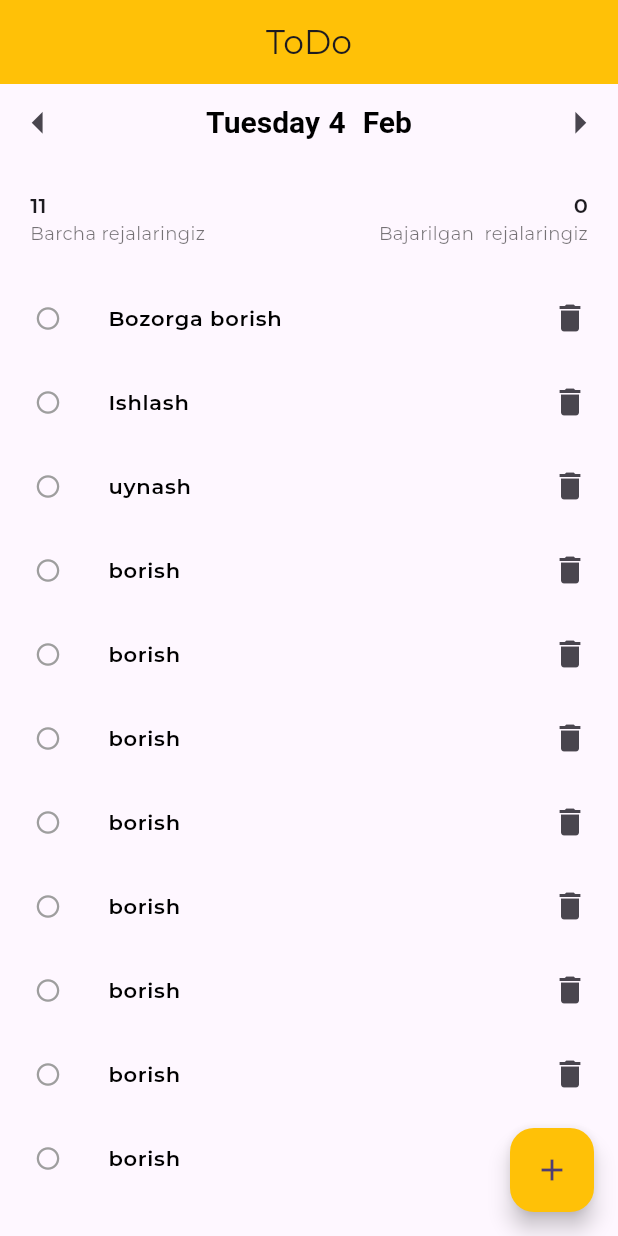
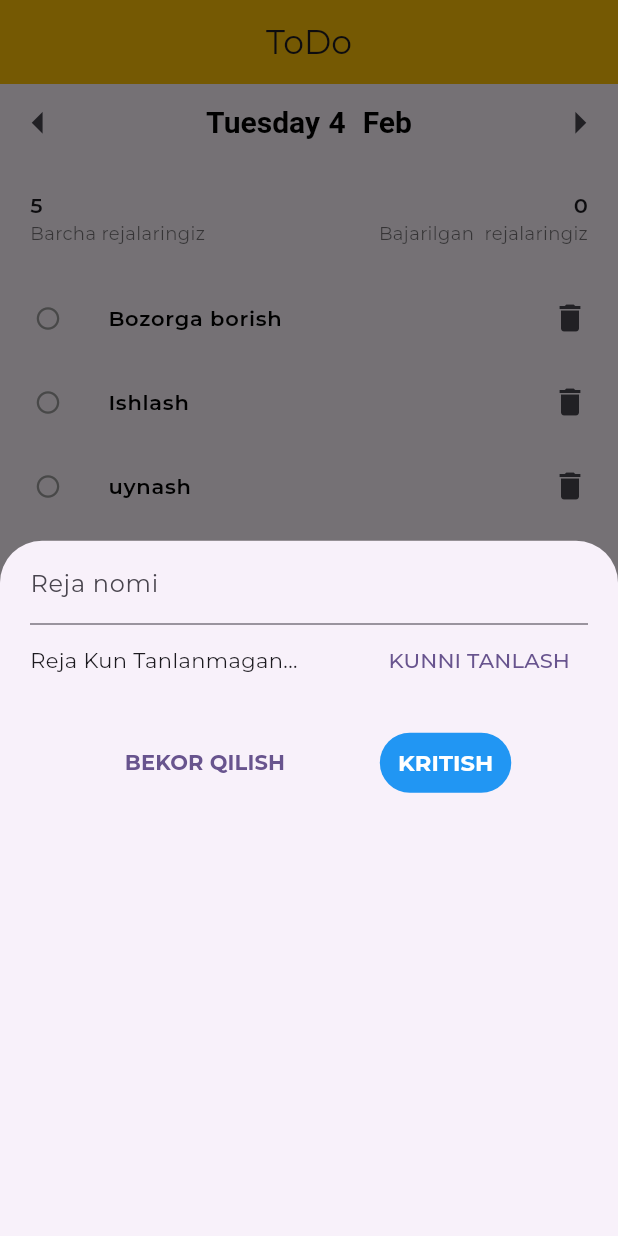
Before and after one commit to murodovjavlon1/ToDo, a Flutter app: the screen it shows after launch, after a tap on the "add" icon, on a phone screen of 412 x 824 dp. Run offline on Flutter 3.47's test engine with Material 3 defaults, Android fonts, the phone set to English and light mode, and no system bars; our stand-ins replace google_fonts.

```diff
--- a/lib/home/rejalar.dart
+++ b/lib/home/rejalar.dart
@@ -63,9 +63,69 @@ class _RejalarState extends State<Rejalar> {
     });
   }
 
+  void _rejaQushishEkraniniOchish(BuildContext context) {
+    showModalBottomSheet(
+      context: context,
+      builder: (context) {
+        return Container(
+          padding: EdgeInsets.symmetric(horizontal: 20),
+          width: double.infinity,
+          child: Column(
+            children: <Widget>[
+              TextField(
+                decoration: InputDecoration(
+                  labelText: "Reja nomi",
+                ),
+              ),
+              Row(
+                mainAxisAlignment: MainAxisAlignment.spaceBetween,
+                children: <Widget>[
+                  Text("Reja Kun Tanlanmagan..."),
+                  TextButton(
+                    onPressed: () {},
+                    child: Text("KUNNI TANLASH"),
+                  )
+                ],
+              ),
+              SizedBox(
+                height: 20,
+              ),
+              Row(
+                mainAxisAlignment: MainAxisAlignment.spaceEvenly,
+                children: <Widget>[
+                  TextButton(
+                    onPressed: () {
+                      Navigator.pop(context);
+                    },
+                    child: Text(
+                      "BEKOR QILISH",
+                      style: TextStyle(fontWeight: FontWeight.bold),
+                    ),
+                  ),
+                  TextButton(
+                    onPressed: () {},
+                    child: Text(
+                      "KRITISH",
+                      style: TextStyle(
+                          color: Colors.white,
+                          fontSize: 15,
+                          fontWeight: FontWeight.bold),
+                    ),
+                    style: TextButton.styleFrom(
+                      backgroundColor: Colors.blue,
+                    ),
+                  ),
+                ],
+              )
+            ],
+          ),
+        );
+      },
+    );
+  }
+
   @override
   Widget build(BuildContext context) {
-    print(_rejalar.length);
     return Scaffold(
       appBar: AppBar(
         title: const Text("ToDo"),
@@ -75,7 +135,9 @@ class _RejalarState extends State<Rejalar> {
       floatingActionButton: FloatingActionButton(
         backgroundColor: Colors.amber,
         child: const Icon(Icons.add),
-        onPressed: () {},
+        onPressed: () {
+          _rejaQushishEkraniniOchish(context);
+        },
       ),
       body: Column(
         children: <Widget>[
--- a/lib/home/sana.dart
+++ b/lib/home/sana.dart
@@ -78,7 +78,6 @@ class Two extends StatelessWidget {
 
   @override
   Widget build(BuildContext context) {
-    print(rejalar);
     return Padding(
       padding: EdgeInsets.all(20),
       child: Row(
@@ -89,9 +88,9 @@ class Two extends StatelessWidget {
             children: <Widget>[
               Text(
                 "${rejalar.length}",
-                style: TextStyle(fontWeight: FontWeight.w600),
+                style: const TextStyle(fontWeight: FontWeight.w600),
               ),
-              Text(
+              const Text(
                 "Barcha rejalaringiz",
                 style: TextStyle(fontSize: 12, color: Colors.black54),
               ),
@@ -104,7 +103,7 @@ class Two extends StatelessWidget {
                 "${rejalar.where((reja) => reja.bajarildi).length}",
                 style: TextStyle(fontWeight: FontWeight.w600),
               ),
-              Text(
+              const Text(
                 "Bajarilgan  rejalaringiz",
                 style: TextStyle(fontSize: 12, color: Colors.black54),
               ),
--- a/lib/models/reja_model.dart
+++ b/lib/models/reja_model.dart
@@ -23,12 +23,7 @@ class RejalarR {
     RejaModel(nomi: "uynash  ", kuni: DateTime.now(), id: "n3"),
     RejaModel(nomi: "borish  ", kuni: DateTime.now(), id: "n4"),
     RejaModel(nomi: "borish  ", kuni: DateTime.now(), id: "n5"),
-    RejaModel(nomi: "borish  ", kuni: DateTime.now(), id: "n6"),
-    RejaModel(nomi: "borish  ", kuni: DateTime.now(), id: "n7"),
-    RejaModel(nomi: "borish  ", kuni: DateTime.now(), id: "n8"),
-    RejaModel(nomi: "borish  ", kuni: DateTime.now(), id: "n9"),
-    RejaModel(nomi: "borish  ", kuni: DateTime.now(), id: "n10"),
-    RejaModel(nomi: "borish  ", kuni: DateTime.now(), id: "n11"),
+
   ];
   List<RejaModel> get ruyxat {
     return _ruyxat;
```
